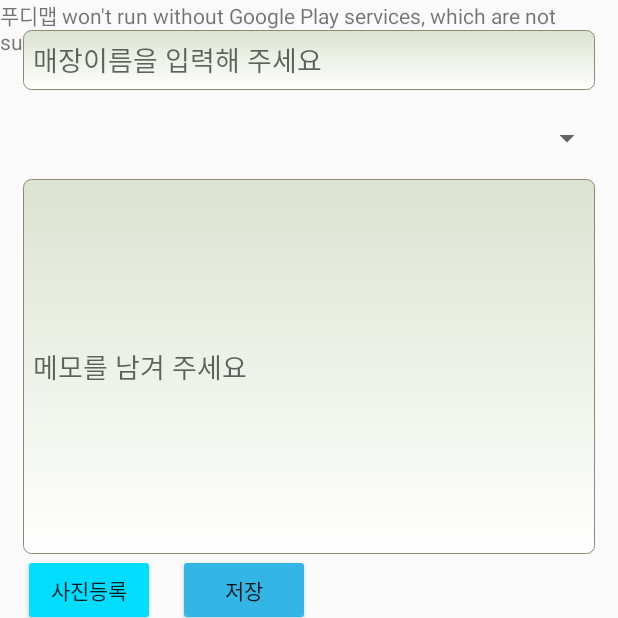
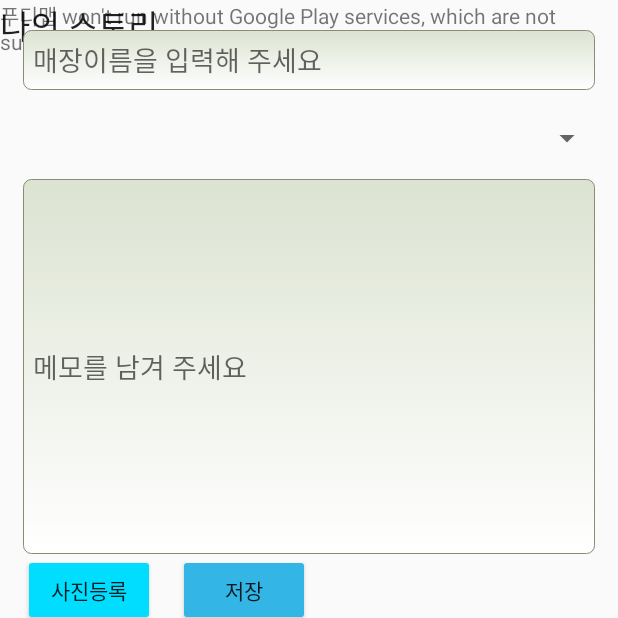
Before and after one commit to dksekfldks65/FoodyMap, an Android app: the screen it shows after launch (MapsActivity), on a phone screen of 412 x 824 dp, the top half of it. Run offline under Robolectric (Android 15) with nearby library versions, the phone set to English and light mode, and no system bars.

Commit message:
스토리 보드 구현 중 및 리스트뷰 자동갱신 수정함

```diff
--- /dev/null
+++ b/FudiMap/app/src/main/java/fudi/fudimap/StoryAdapter.java
@@ -0,0 +1,58 @@
+package fudi.fudimap;
+
+import android.content.Context;
+import android.view.LayoutInflater;
+import android.view.View;
+import android.view.ViewGroup;
+import android.widget.BaseAdapter;
+import android.widget.ImageView;
+import android.widget.TextView;
+
+import java.util.ArrayList;
+
+class StoryAdapter extends BaseAdapter {
+    Context context;
+    int layout;
+    ArrayList<Story> al;
+    LayoutInflater inf;
+    public StoryAdapter(Context context, int layout, ArrayList<Story> al) {
+        this.context = context;
+        this.layout = layout;
+        this.al = al;
+        this.inf = (LayoutInflater) context.getSystemService(Context.LAYOUT_INFLATER_SERVICE);
+
+    }
+    @Override
+    public int getCount() { // 총 데이터의 개수
+        return al.size();
+    }
+    @Override
+    public Object getItem(int position) { // 해당 행의 데이터
+        return al.get(position);
+    }
+    @Override
+    public long getItemId(int position) { // 해당 행의 유니크한 id
+        return position;
+    }
+
+    @Override
+    public View getView(int position, View convertView, ViewGroup parent) {
+        if (convertView == null)
+            convertView = inf.inflate(layout, null);
+
+
+
+
+        TextView tv1 = (TextView) convertView.findViewById(R.id.textView1);
+        TextView tv2 = (TextView) convertView.findViewById(R.id.textView2);
+        ImageView iv = (ImageView) convertView.findViewById(R.id.imageView1);
+        TextView tv3 = (TextView) convertView.findViewById(R.id.textView3);
+
+        Story s = al.get(position);
+        tv1.setText(s.date);
+        tv2.setText(s.title);
+        iv.setImageBitmap(s.img);
+        tv3.setText(s.memo);
+        return convertView;
+    }
+}
--- a/FudiMap/app/src/main/res/layout/activity_maps.xml
+++ b/FudiMap/app/src/main/res/layout/activity_maps.xml
@@ -48,6 +48,22 @@ android:layout_height="match_parent">
                 android:focusable="true"
                 android:focusableInTouchMode="true"
                 android:orientation="vertical">
+
+                <TextView
+                    android:id="@+id/textView1"
+                    android:layout_width="wrap_content"
+                    android:layout_height="0dp"
+                    android:layout_weight="1"
+                    android:text="나의 스토리"
+                    android:textAppearance="?android:attr/textAppearanceLarge" />
+
+                <ListView
+                    android:id="@+id/storylistView"
+                    android:dividerHeight="30dp"
+                    android:layout_width="match_parent"
+                    android:layout_height="0dp"
+                    android:layout_weight="8" >
+                </ListView>
 
             </LinearLayout>
 
@@ -143,6 +159,8 @@ android:layout_height="match_parent">
 
                 </LinearLayout>
 
+
+
             </RelativeLayout>
 
         </FrameLayout>
```
Also changed, not shown: FudiMap/app/src/main/java/fudi/fudimap/MapsActivity.java (+34 -9 lines), FudiMap/app/src/main/java/fudi/fudimap/Story.java (added, +22 -0 lines), FudiMap/app/src/main/res/layout/story.xml (added, +39 -0 lines).
